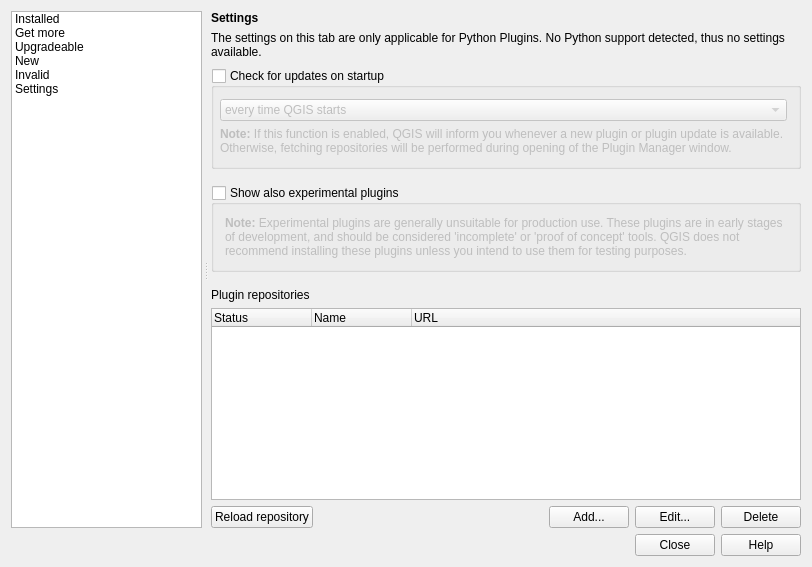
First picture: the form in src/ui/qgspluginmanagerbase.ui, repository qgis/QGIS, before the edit.
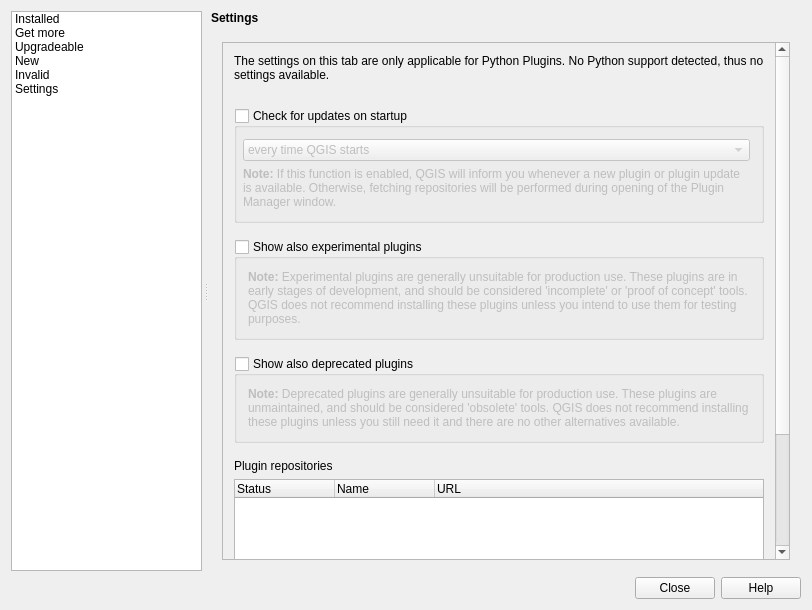
Second picture: the form after the edit. The open tabs and pages were chosen to show the change. Icons and pictures are not drawn. Custom widgets are drawn as their Qt base class.

Commit message: [FEATURE] add option to show/hide deprecated plugins in plugin manager

```diff
--- a/src/ui/qgspluginmanagerbase.ui
+++ b/src/ui/qgspluginmanagerbase.ui
@@ -7,7 +7,7 @@
     <x>0</x>
     <y>0</y>
     <width>812</width>
-    <height>567</height>
+    <height>610</height>
    </rect>
   </property>
   <property name="minimumSize">
@@ -532,6 +532,36 @@
             </widget>
            </item>
            <item>
+            <widget class="QFrame" name="frameSettings">
+             <property name="sizePolicy">
+              <sizepolicy hsizetype="Expanding" vsizetype="Expanding">
+               <horstretch>0</horstretch>
+               <verstretch>0</verstretch>
+              </sizepolicy>
+             </property>
+             <property name="frameShape">
+              <enum>QFrame::NoFrame</enum>
+             </property>
+             <property name="frameShadow">
+              <enum>QFrame::Raised</enum>
+             </property>
+             <layout class="QVBoxLayout" name="verticalLayout_3">
+              <item>
+               <widget class="QScrollArea" name="scrollArea">
+                <property name="widgetResizable">
+                 <bool>true</bool>
+                </property>
+                <widget class="QWidget" name="scrollAreaWidgetContents">
+                 <property name="geometry">
+                  <rect>
+                   <x>0</x>
+                   <y>0</y>
+                   <width>547</width>
+                   <height>748</height>
+                  </rect>
+                 </property>
+                 <layout class="QVBoxLayout" name="verticalLayout_10">
+                  <item>
             <widget class="QLabel" name="labelNoPython">
              <property name="sizePolicy">
               <sizepolicy hsizetype="Preferred" vsizetype="Expanding">
@@ -557,24 +587,6 @@
             </widget>
            </item>
            <item>
-            <widget class="QFrame" name="frameSettings">
-             <property name="sizePolicy">
-              <sizepolicy hsizetype="Expanding" vsizetype="Expanding">
-               <horstretch>0</horstretch>
-               <verstretch>0</verstretch>
-              </sizepolicy>
-             </property>
-             <property name="frameShape">
-              <enum>QFrame::NoFrame</enum>
-             </property>
-             <property name="frameShadow">
-              <enum>QFrame::Raised</enum>
-             </property>
-             <layout class="QVBoxLayout" name="verticalLayout_10">
-              <property name="margin">
-               <number>0</number>
-              </property>
-              <item>
                <widget class="QGroupBox" name="ckbCheckUpdates">
                 <property name="enabled">
                  <bool>true</bool>
@@ -594,7 +606,7 @@
                 <property name="checked">
                  <bool>false</bool>
                 </property>
-                <layout class="QVBoxLayout" name="verticalLayout_3">
+                    <layout class="QVBoxLayout" name="verticalLayout_6">
                  <property name="leftMargin">
                   <number>6</number>
                  </property>
@@ -694,7 +706,16 @@
                 <property name="checked">
                  <bool>false</bool>
                 </property>
-                <layout class="QVBoxLayout" name="verticalLayout_6">
+                    <property name="collapsed" stdset="0">
+                     <bool>false</bool>
+                    </property>
+                    <property name="saveCheckedState" stdset="0">
+                     <bool>true</bool>
+                    </property>
+                    <property name="saveCollapsedState" stdset="0">
+                     <bool>true</bool>
+                    </property>
+                    <layout class="QVBoxLayout" name="verticalLayout_9">
                  <item>
                   <widget class="QLabel" name="lblExperimental">
                    <property name="sizePolicy">
@@ -746,6 +767,78 @@
                 </property>
                </spacer>
               </item>
+                  <item>
+                   <widget class="QgsCollapsibleGroupBox" name="ckbDeprecated">
+                    <property name="title">
+                     <string>Show also deprecated plugins</string>
+                    </property>
+                    <property name="checkable">
+                     <bool>true</bool>
+                    </property>
+                    <property name="checked">
+                     <bool>false</bool>
+                    </property>
+                    <property name="collapsed" stdset="0">
+                     <bool>false</bool>
+                    </property>
+                    <property name="saveCheckedState" stdset="0">
+                     <bool>true</bool>
+                    </property>
+                    <property name="saveCollapsedState" stdset="0">
+                     <bool>true</bool>
+                    </property>
+                    <layout class="QVBoxLayout" name="verticalLayout_11">
+                     <item>
+                      <widget class="QLabel" name="lblDeprecated">
+                       <property name="sizePolicy">
+                        <sizepolicy hsizetype="Preferred" vsizetype="Minimum">
+                         <horstretch>0</horstretch>
+                         <verstretch>0</verstretch>
+                        </sizepolicy>
+                       </property>
+                       <property name="minimumSize">
+                        <size>
+                         <width>0</width>
+                         <height>0</height>
+                        </size>
+                       </property>
+                       <property name="text">
+                        <string>&lt;!DOCTYPE HTML PUBLIC &quot;-//W3C//DTD HTML 4.0//EN&quot; &quot;http://www.w3.org/TR/REC-html40/strict.dtd&quot;&gt;
+&lt;html&gt;&lt;head&gt;&lt;meta name=&quot;qrichtext&quot; content=&quot;1&quot; /&gt;&lt;style type=&quot;text/css&quot;&gt;
+p, li { white-space: pre-wrap; }
+&lt;/style&gt;&lt;/head&gt;&lt;body style=&quot; font-family:'Droid Sans'; font-size:10pt; font-weight:400; font-style:normal;&quot;&gt;
+&lt;p style=&quot; margin-top:0px; margin-bottom:0px; margin-left:0px; margin-right:0px; -qt-block-indent:0; text-indent:0px;&quot;&gt;&lt;span style=&quot; font-family:'DejaVu Sans'; font-size:9pt; font-weight:600;&quot;&gt;Note:&lt;/span&gt;&lt;span style=&quot; font-family:'DejaVu Sans'; font-size:9pt;&quot;&gt; Deprecated plugins are generally unsuitable for production use. These plugins are unmaintained, and should be considered 'obsolete' tools. QGIS does not recommend installing these plugins unless you still need it and there are no other alternatives available.&lt;/span&gt;&lt;/p&gt;&lt;/body&gt;&lt;/html&gt;</string>
+                       </property>
+                       <property name="textFormat">
+                        <enum>Qt::RichText</enum>
+                       </property>
+                       <property name="alignment">
+                        <set>Qt::AlignLeading|Qt::AlignLeft|Qt::AlignTop</set>
+                       </property>
+                       <property name="wordWrap">
+                        <bool>true</bool>
+                       </property>
+                      </widget>
+                     </item>
+                    </layout>
+                   </widget>
+                  </item>
+                  <item>
+                   <spacer name="verticalSpacer_3">
+                    <property name="orientation">
+                     <enum>Qt::Vertical</enum>
+                    </property>
+                    <property name="sizeType">
+                     <enum>QSizePolicy::Fixed</enum>
+                    </property>
+                    <property name="sizeHint" stdset="0">
+                     <size>
+                      <width>20</width>
+                      <height>10</height>
+                     </size>
+                    </property>
+                   </spacer>
+                  </item>
               <item>
                <widget class="QLabel" name="lblRepositories">
                 <property name="text">
@@ -885,6 +978,10 @@
               </item>
              </layout>
             </widget>
+               </widget>
+              </item>
+             </layout>
+            </widget>
            </item>
           </layout>
          </widget>
@@ -910,6 +1007,12 @@
    <extends>QLineEdit</extends>
    <header>qgsfilterlineedit.h</header>
   </customwidget>
+  <customwidget>
+   <class>QgsCollapsibleGroupBox</class>
+   <extends>QGroupBox</extends>
+   <header>qgscollapsiblegroupbox.h</header>
+   <container>1</container>
+  </customwidget>
  </customwidgets>
  <tabstops>
   <tabstop>mOptionsListWidget</tabstop>
```
Left out of the diff: 10 changed lines with no effect on the pictures. Lines whose indentation alone changed are shown as unchanged. The commit also changes 3 other files.
